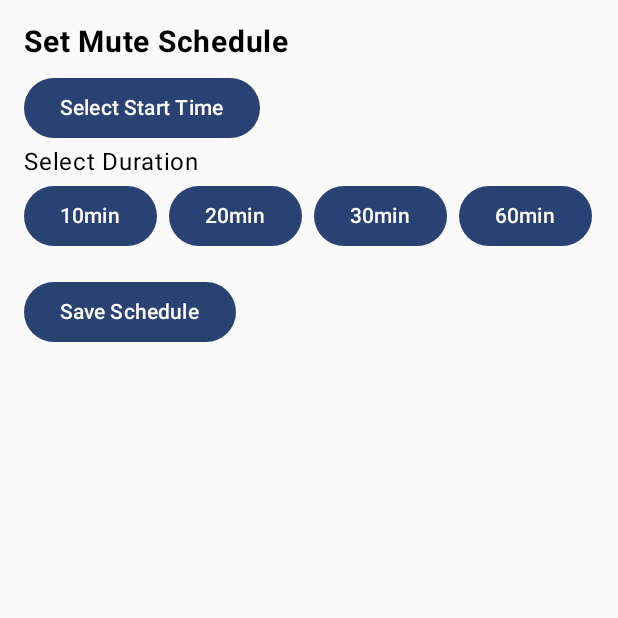
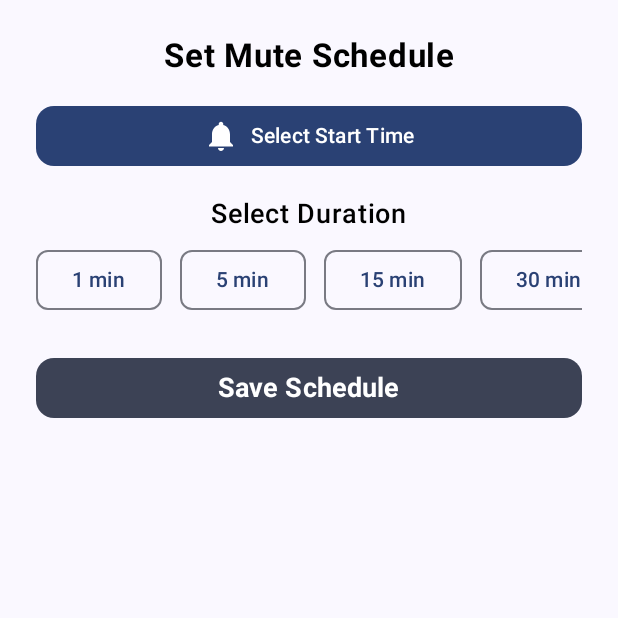
Before and after one commit to KrishnaTech6/MuteMate, an Android app built with Jetpack Compose: the screen it shows after launch (MainActivity), on a phone screen of 412 x 824 dp, the top half of it. Run offline under Robolectric (Android 15) with nearby library versions, the phone set to English and light mode, and no system bars; our stand-ins replace Room's generated code.

Commit message:
Mute scheduler working properly now , ui improved , have to work on the UI

```diff
--- a/app/src/main/java/com/example/mutemate/MuteScreen.kt
+++ b/app/src/main/java/com/example/mutemate/MuteScreen.kt
@@ -5,17 +5,32 @@ import android.app.TimePickerDialog
 import android.content.Context
 import android.content.Intent
 import android.provider.Settings
+import androidx.compose.foundation.background
+import androidx.compose.foundation.horizontalScroll
 import androidx.compose.foundation.layout.Arrangement
 import androidx.compose.foundation.layout.Column
 import androidx.compose.foundation.layout.Row
 import androidx.compose.foundation.layout.Spacer
+import androidx.compose.foundation.layout.fillMaxSize
+import androidx.compose.foundation.layout.fillMaxWidth
 import androidx.compose.foundation.layout.height
 import androidx.compose.foundation.layout.padding
+import androidx.compose.foundation.layout.width
+import androidx.compose.foundation.rememberScrollState
+import androidx.compose.foundation.shape.RoundedCornerShape
+import androidx.compose.foundation.verticalScroll
+import androidx.compose.material.icons.Icons
+import androidx.compose.material.icons.filled.Notifications
 import androidx.compose.material3.Button
+import androidx.compose.material3.ButtonDefaults
+import androidx.compose.material3.Icon
+import androidx.compose.material3.MaterialTheme
+import androidx.compose.material3.OutlinedButton
 import androidx.compose.material3.Text
 import androidx.compose.runtime.*
 import androidx.compose.runtime.Composable
 import androidx.compose.runtime.mutableStateOf
+import androidx.compose.ui.Alignment
 import androidx.compose.ui.Modifier
 import androidx.compose.ui.text.font.FontWeight
 import androidx.compose.ui.unit.dp
@@ -26,17 +41,31 @@ import java.util.Locale
 
 @Composable
 fun MuteScreen(viewModel: MuteViewModel, context: Context) {
-    var startTime by remember { mutableStateOf("") }
+    var startTime by remember { mutableStateOf(getCurrentTime()) }
     var endTime by remember { mutableStateOf("") }
     val timePickerDialog = remember { mutableStateOf(false) }
     val selectedDuration = remember { mutableStateOf(0) }
 
-    Column(modifier = Modifier.padding(16.dp)) {
-        Text(text = "Set Mute Schedule", fontSize = 20.sp, fontWeight = FontWeight.Bold)
-        Spacer(modifier = Modifier.height(8.dp))
+    Column(
+        modifier = Modifier
+            .fillMaxSize()
+            .background(MaterialTheme.colorScheme.background)
+            .padding(24.dp)
+            .verticalScroll(rememberScrollState()),
+        horizontalAlignment = Alignment.CenterHorizontally
+    ) {
+        Text(text = "Set Mute Schedule", fontSize = 22.sp, fontWeight = FontWeight.Bold)
+        Spacer(modifier = Modifier.height(16.dp))
 
-        Button(onClick = { timePickerDialog.value = true }) {
-            Text(text = if (startTime.isNotEmpty()) startTime else "Select Start Time")
+        Button(
+            onClick = { timePickerDialog.value = true },
+            colors = ButtonDefaults.buttonColors(containerColor = MaterialTheme.colorScheme.primary),
+            shape = RoundedCornerShape(12.dp),
+            modifier = Modifier.fillMaxWidth()
+        ) {
+            Icon(Icons.Default.Notifications, contentDescription = null)
+            Spacer(modifier = Modifier.width(8.dp))
+            Text(text = if (startTime!=getCurrentTime()) startTime else "Select Start Time")
         }
 
         if (timePickerDialog.value) {
@@ -44,20 +73,31 @@ fun MuteScreen(viewModel: MuteViewModel, context: Context) {
                 startTime = String.format("%02d:%02d", hour, minute)
                 timePickerDialog.value = false
             }, 0, 0, true)
-
+            timePicker.setOnDismissListener {
+                timePickerDialog.value = false
+            }
             timePicker.show()
         }
 
-        Text(text = "Select Duration")
-        Row(horizontalArrangement = Arrangement.spacedBy(8.dp)) {
-            listOf(10, 20, 30, 60).forEach { duration ->
-                Button(onClick = { selectedDuration.value = duration }) {
-                    Text("${duration}min")
+        Spacer(modifier = Modifier.height(16.dp))
+        Text(text = "Select Duration", fontSize = 18.sp, fontWeight = FontWeight.Medium)
+        Spacer(modifier = Modifier.height(8.dp))
+
+        Row(horizontalArrangement = Arrangement.spacedBy(12.dp), modifier = Modifier.horizontalScroll(rememberScrollState())) {
+            listOf(1, 5, 15, 30, 60).forEach { duration ->
+                OutlinedButton(
+                    onClick = { selectedDuration.value = duration },
+                    shape = RoundedCornerShape(8.dp),
+                    colors = ButtonDefaults.outlinedButtonColors(contentColor = MaterialTheme.colorScheme.primary)
+                ) {
+                    Text("${duration} min")
                 }
             }
         }
 
-        Button(onClick = {
+        Spacer(modifier = Modifier.height(24.dp))
+        Button(
+            onClick = {
                 if (!hasNotificationPolicyAccess(context)) {
                     requestNotificationPolicyAccess(context)
                 } else {
@@ -68,8 +108,12 @@ fun MuteScreen(viewModel: MuteViewModel, context: Context) {
                     endTime = sdf.format(endCalendar.time)
                     viewModel.addSchedule(startTime, endTime)
                 }
-        }, modifier = Modifier.padding(top = 16.dp)) {
-            Text("Save Schedule")
+            },
+            shape = RoundedCornerShape(12.dp),
+            colors = ButtonDefaults.buttonColors(containerColor = MaterialTheme.colorScheme.secondary),
+            modifier = Modifier.fillMaxWidth()
+        ) {
+            Text("Save Schedule", fontSize = 18.sp, fontWeight = FontWeight.Bold)
         }
     }
 }
@@ -83,3 +127,9 @@ fun requestNotificationPolicyAccess(context: Context) {
     val intent = Intent(Settings.ACTION_NOTIFICATION_POLICY_ACCESS_SETTINGS)
     context.startActivity(intent)
 }
+
+fun getCurrentTime(): String {
+    val calendar = Calendar.getInstance()
+    val sdf = SimpleDateFormat("HH:mm", Locale.getDefault())
+    return sdf.format(calendar.time)
+}
--- a/app/src/main/java/com/example/mutemate/MuteWorker.kt
+++ b/app/src/main/java/com/example/mutemate/MuteWorker.kt
@@ -1,11 +1,13 @@
 package com.example.mutemate
 
 import android.content.Context
+import android.util.Log
 import androidx.work.Worker
 import androidx.work.WorkerParameters
 
 class MuteWorker(private val context: Context, workerParams: WorkerParameters) : Worker(context, workerParams) {
     override fun doWork(): Result {
+        Log.d("UnmuteWorker", "Phone muted")
         MuteHelper(context).mutePhone()
         return Result.success()
     }
```
Also changed, not shown: app/src/main/java/com/example/mutemate/MuteViewModel.kt (+31 -12 lines). Lines whose indentation alone changed are shown as unchanged.
